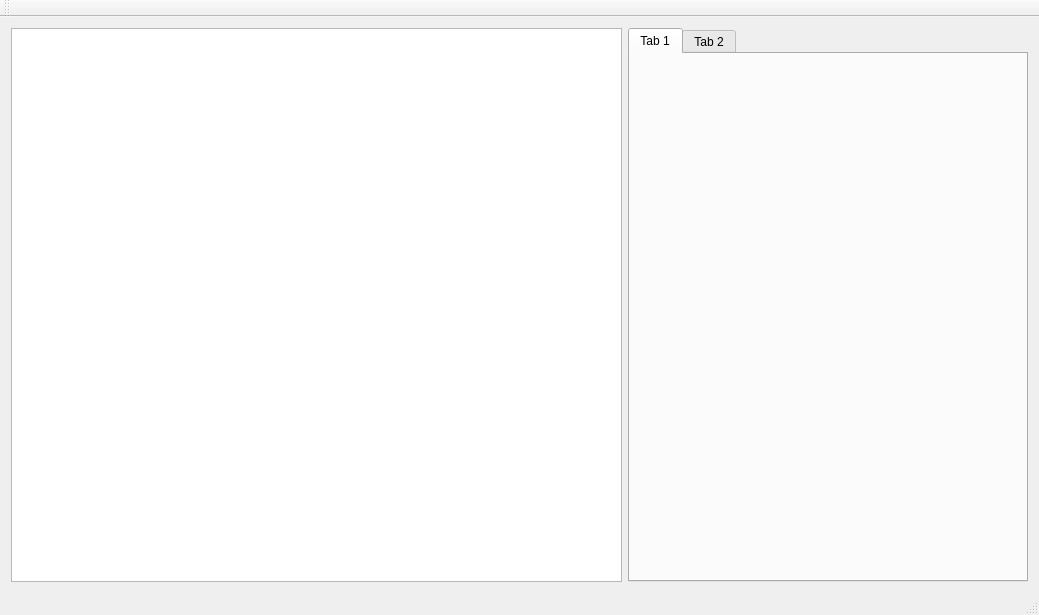
The window that MelanomaContours/Forms/mainwindow.ui (relaxesemind/melanoma) describes before a commit, drawn with Qt 5.
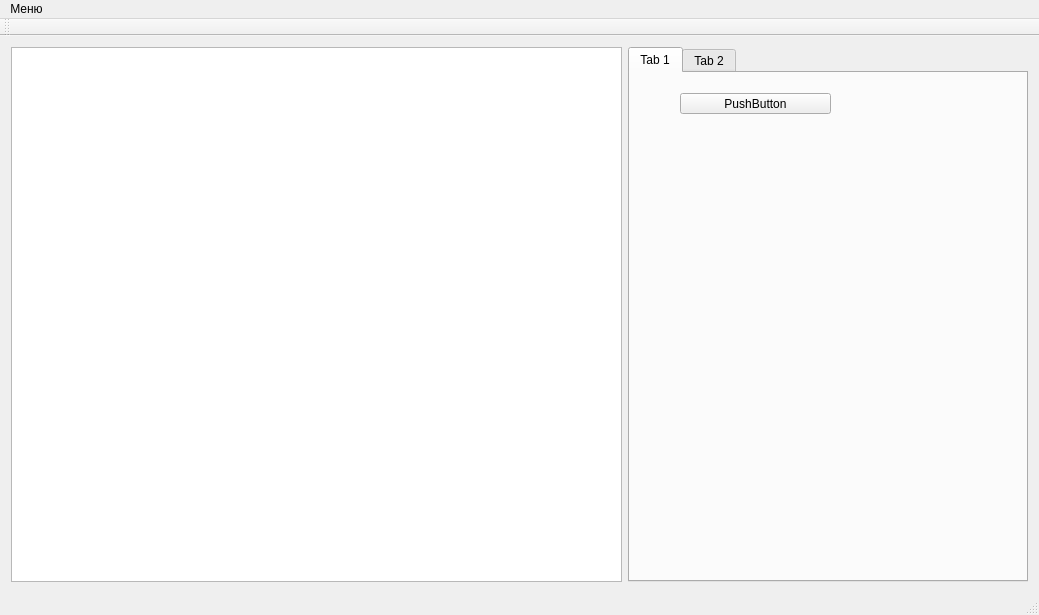
The same window after the commit. Custom widgets are drawn as their Qt base class.

The edit to the form file:
```diff
--- a/MelanomaContours/Forms/mainwindow.ui
+++ b/MelanomaContours/Forms/mainwindow.ui
@@ -43,6 +43,19 @@
        <attribute name="title">
         <string>Tab 1</string>
        </attribute>
+       <widget class="QPushButton" name="pushButton">
+        <property name="geometry">
+         <rect>
+          <x>50</x>
+          <y>20</y>
+          <width>151</width>
+          <height>21</height>
+         </rect>
+        </property>
+        <property name="text">
+         <string>PushButton</string>
+        </property>
+       </widget>
       </widget>
       <widget class="QWidget" name="tab_2">
        <attribute name="title">
@@ -62,6 +75,13 @@
      <height>21</height>
     </rect>
    </property>
+   <widget class="QMenu" name="menu">
+    <property name="title">
+     <string>Меню</string>
+    </property>
+    <addaction name="loadImageAction"/>
+   </widget>
+   <addaction name="menu"/>
   </widget>
   <widget class="QToolBar" name="mainToolBar">
    <attribute name="toolBarArea">
```
Left out of the diff: 7 changed lines with no effect on the pictures.
